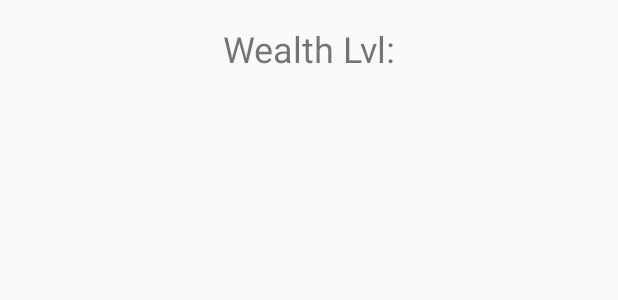
After one commit to Geoffery10/Open-RPG, an Android app: the layout activity_ol_inventory.xml on its own in the app's theme, with its tools: preview values and no code run, on a phone screen of 412 x 824 dp. The commit adds this screen. Shown: the top 300 px of the screen. Run offline under Robolectric (Android 15) with nearby library versions, the phone set to English and light mode, and no system bars.

Commit message:
Started Inventory Activity/Made OL Player Public

```diff
--- a/app/src/main/java/com/thecoredepository/mobile_rpg/charactersheets/openlegend/OLSheetActivity.java
+++ b/app/src/main/java/com/thecoredepository/mobile_rpg/charactersheets/openlegend/OLSheetActivity.java
@@ -14,11 +14,12 @@ import com.thecoredepository.mobile_rpg.dice.DiceActivity;
 
 import java.util.Arrays;
 
+import static com.thecoredepository.mobile_rpg.charactersheets.openlegend.openlegend.player;
 import static com.thecoredepository.mobile_rpg.dice.dice.attributeToDice;
 
-public class OLSheetActivity  extends AppCompatActivity {
+public class OLSheetActivity extends AppCompatActivity {
 
-    public openlegend player = new openlegend();
+    //public openlegend player = new openlegend();
     public boolean bioEnabled = false;
     public Menu menu;
 
--- a/app/src/main/java/com/thecoredepository/mobile_rpg/charactersheets/openlegend/openlegend.java
+++ b/app/src/main/java/com/thecoredepository/mobile_rpg/charactersheets/openlegend/openlegend.java
@@ -81,6 +81,8 @@ public class openlegend
     private List Banes = new ArrayList<String>();
     private List Boons = new ArrayList<String>();
 
+    //Define Player
+    public static openlegend player = new openlegend();
 
     //Getters and Setters
 
--- /dev/null
+++ b/app/src/main/res/layout/activity_ol_inventory.xml
@@ -0,0 +1,16 @@
+<?xml version="1.0" encoding="utf-8"?>
+<LinearLayout xmlns:android="http://schemas.android.com/apk/res/android"
+    android:orientation="vertical" android:layout_width="match_parent"
+    android:layout_height="match_parent">
+
+    <TextView
+        android:id="@+id/txtWealth"
+        android:layout_width="match_parent"
+        android:layout_height="wrap_content"
+        android:layout_marginRight="24dp"
+        android:layout_marginLeft="24dp"
+        android:layout_marginTop="16dp"
+        android:textAlignment="center"
+        android:textSize="24sp"
+        android:text="Wealth Lvl:" />
+</LinearLayout>
```
Also changed, not shown: app/src/main/java/com/thecoredepository/mobile_rpg/charactersheets/openlegend/OLInventoryActivity.java (added, +21 -0 lines).
